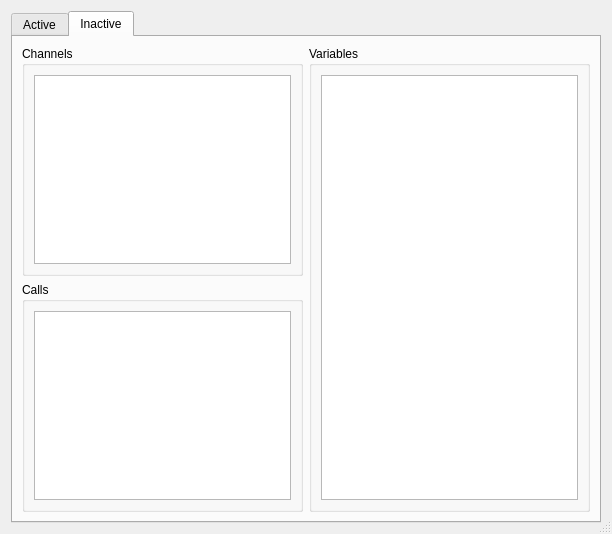
First picture: the form in jmesquita/fsgui/src/plugins/consoleplugin/realtimestatisticsdialog.ui, repository freeswitch/freeswitch-contrib, before the edit.
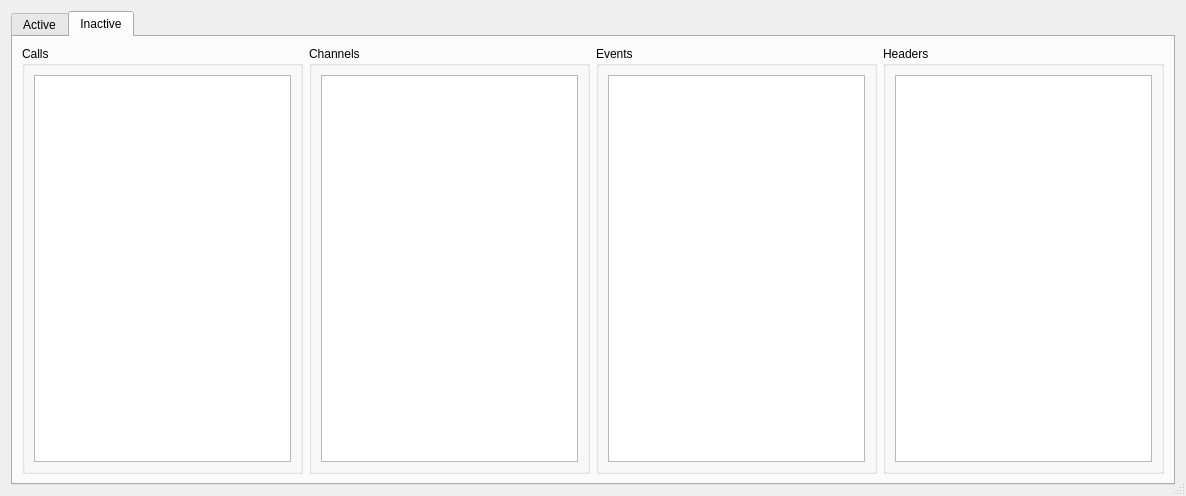
Second picture: the form after the edit. The open tabs and pages were chosen to show the change.

Commit message: We can see call, channels and events in realtime and with filtering.

What changed in the file:
```diff
--- a/jmesquita/fsgui/src/plugins/consoleplugin/realtimestatisticsdialog.ui
+++ b/jmesquita/fsgui/src/plugins/consoleplugin/realtimestatisticsdialog.ui
@@ -6,8 +6,8 @@
    <rect>
     <x>0</x>
     <y>0</y>
-    <width>612</width>
-    <height>534</height>
+    <width>1186</width>
+    <height>496</height>
    </rect>
   </property>
   <property name="windowTitle">
@@ -16,7 +16,7 @@
   <property name="sizeGripEnabled">
    <bool>true</bool>
   </property>
-  <layout class="QVBoxLayout" name="verticalLayout_2">
+  <layout class="QHBoxLayout" name="horizontalLayout_6">
    <item>
     <widget class="QTabWidget" name="tabWidget">
      <property name="currentIndex">
@@ -100,28 +100,7 @@
       <attribute name="title">
        <string>Inactive</string>
       </attribute>
-      <layout class="QHBoxLayout" name="horizontalLayout_12">
-       <item>
-        <layout class="QVBoxLayout" name="verticalLayout_4">
-         <item>
-          <widget class="QGroupBox" name="groupBox_7">
-           <property name="title">
-            <string>Channels</string>
-           </property>
-           <layout class="QHBoxLayout" name="horizontalLayout_9">
-            <item>
-             <widget class="QListView" name="listInactiveChannels">
-              <property name="editTriggers">
-               <set>QAbstractItemView::NoEditTriggers</set>
-              </property>
-              <property name="alternatingRowColors">
-               <bool>true</bool>
-              </property>
-             </widget>
-            </item>
-           </layout>
-          </widget>
-         </item>
+      <layout class="QHBoxLayout" name="horizontalLayout_11">
          <item>
           <widget class="QGroupBox" name="groupBox_8">
            <property name="title">
@@ -144,16 +123,52 @@
            </layout>
           </widget>
          </item>
-        </layout>
+       <item>
+        <widget class="QGroupBox" name="groupBox_7">
+         <property name="title">
+          <string>Channels</string>
+         </property>
+         <layout class="QHBoxLayout" name="horizontalLayout_9">
+          <item>
+           <widget class="QListView" name="listInactiveChannels">
+            <property name="editTriggers">
+             <set>QAbstractItemView::NoEditTriggers</set>
+            </property>
+            <property name="alternatingRowColors">
+             <bool>true</bool>
+            </property>
+           </widget>
+          </item>
+         </layout>
+        </widget>
        </item>
        <item>
-        <widget class="QGroupBox" name="groupBox_9">
+        <widget class="QGroupBox" name="groupBox_6">
          <property name="title">
-          <string>Variables</string>
+          <string>Events</string>
          </property>
-         <layout class="QHBoxLayout" name="horizontalLayout_11">
+         <layout class="QHBoxLayout" name="horizontalLayout_8">
           <item>
-           <widget class="QListWidget" name="listInactiveVariables">
+           <widget class="QListView" name="listInactiveEvents">
+            <property name="editTriggers">
+             <set>QAbstractItemView::NoEditTriggers</set>
+            </property>
+            <property name="alternatingRowColors">
+             <bool>true</bool>
+            </property>
+           </widget>
+          </item>
+         </layout>
+        </widget>
+       </item>
+       <item>
+        <widget class="QGroupBox" name="groupBox_5">
+         <property name="title">
+          <string>Headers</string>
+         </property>
+         <layout class="QHBoxLayout" name="horizontalLayout_7">
+          <item>
+           <widget class="QListWidget" name="listInactiveHeaders">
             <property name="editTriggers">
              <set>QAbstractItemView::NoEditTriggers</set>
             </property>
```
Left out of the diff: 63 changed lines with no effect on the pictures. Lines whose indentation alone changed are shown as unchanged. The commit also changes 6 other files.
